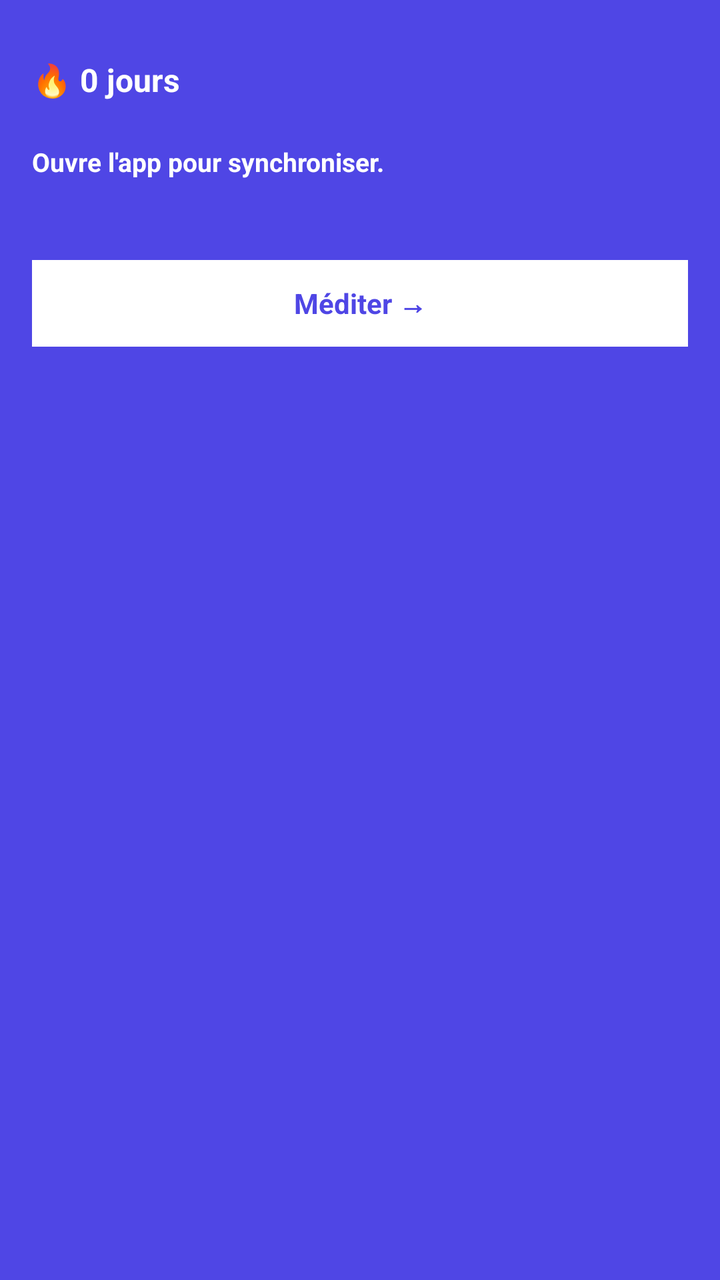
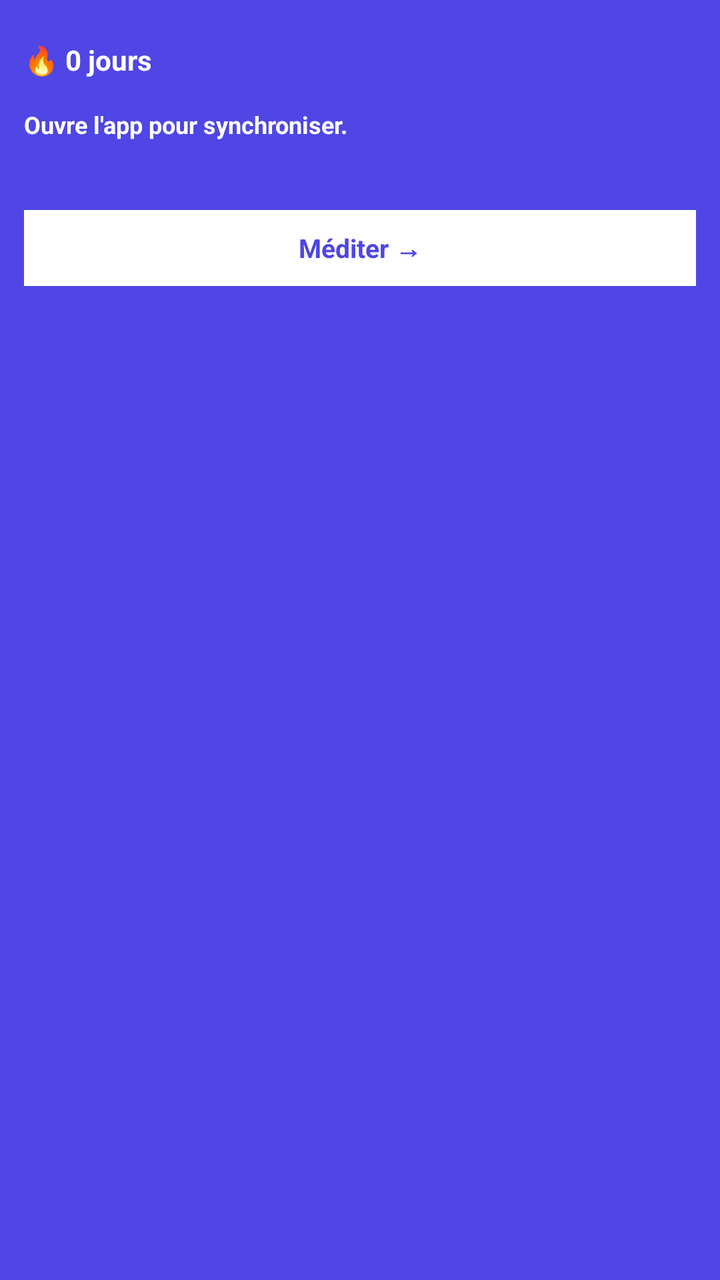

Before-and-after screenshots of an Android layout around one commit, followed by the original layout XML and the change that was made.
<!-- AndroidManifest.xml: application theme AppTheme -->
<!-- res/layout/widget_manna.xml -->
<?xml version="1.0" encoding="utf-8"?>

<LinearLayout xmlns:android="http://schemas.android.com/apk/res/android"
    android:id="@+id/widgetContainer"
    android:layout_width="match_parent"
    android:layout_height="wrap_content"
    android:orientation="vertical"
    android:padding="16dp"
    android:background="#4F46E5"
    android:clipToPadding="false"
    android:clipChildren="false">

    
    <LinearLayout
        android:layout_width="match_parent"
        android:layout_height="wrap_content"
        android:orientation="horizontal"
        android:gravity="center_vertical"
        android:paddingBottom="8dp">

        <TextView
            android:id="@+id/widgetStreak"
            android:layout_width="0dp"
            android:layout_height="wrap_content"
            android:layout_weight="1"
            android:text="🔥 0 jours"
            android:textColor="#FFFFFF"
            android:textSize="16sp"
            android:textStyle="bold" />

        <ImageView
            android:id="@+id/widgetMannyIcon"
            android:layout_width="48dp"
            android:layout_height="48dp"
            android:src="@drawable/manny_neutral"
            android:contentDescription="MannaDaily mascot"
            android:layout_marginStart="8dp" />
    </LinearLayout>

    
    <TextView
        android:id="@+id/widgetMessage"
        android:layout_width="match_parent"
        android:layout_height="wrap_content"
        android:text="Ouvre l'app pour synchroniser."
        android:textColor="#FFFFFF"
        android:textSize="13sp"
        android:textStyle="bold"
        android:paddingBottom="8dp" />

    
    <TextView
        android:id="@+id/widgetVerse"
        android:layout_width="match_parent"
        android:layout_height="wrap_content"
        android:text=""
        android:textColor="#E0E7FF"
        android:textSize="12sp"
        android:maxLines="2"
        android:ellipsize="end"
        android:paddingBottom="12dp" />

    
    <TextView
        android:id="@+id/widgetMeditateButton"
        android:layout_width="match_parent"
        android:layout_height="wrap_content"
        android:background="#FFFFFF"
        android:text="Méditer →"
        android:textColor="#4F46E5"
        android:textAlignment="center"
        android:textStyle="bold"
        android:textSize="14sp"
        android:padding="12dp"
        android:layout_marginTop="4dp"
        android:clickable="true"
        android:focusable="true" />

</LinearLayout>
<!-- resources referenced by this layout -->
<resources>
  <!-- drawable manny_neutral: png bitmap (drawable, 21402 bytes) -->
  <style name="AppTheme" parent="Theme.AppCompat.Light.DarkActionBar">
          
          <item name="colorPrimary">@color/colorPrimary</item>
          <item name="colorPrimaryDark">@color/colorPrimaryDark</item>
          <item name="colorAccent">@color/colorAccent</item>
      </style>
</resources>

<!-- the commit's change to res/layout/widget_manna.xml (unified diff, before → after) -->
@@ -5,7 +5,7 @@
     android:layout_width="match_parent"
     android:layout_height="wrap_content"
     android:orientation="vertical"
-    android:padding="16dp"
+    android:padding="12dp"
     android:background="#4F46E5"
     android:clipToPadding="false"
     android:clipChildren="false">
@@ -16,7 +16,7 @@
         android:layout_height="wrap_content"
         android:orientation="horizontal"
         android:gravity="center_vertical"
-        android:paddingBottom="8dp">
+        android:paddingBottom="6dp">
 
         <TextView
             android:id="@+id/widgetStreak"
@@ -25,16 +25,16 @@
             android:layout_weight="1"
             android:text="🔥 0 jours"
             android:textColor="#FFFFFF"
-            android:textSize="16sp"
+            android:textSize="14sp"
             android:textStyle="bold" />
 
         <ImageView
             android:id="@+id/widgetMannyIcon"
-            android:layout_width="48dp"
-            android:layout_height="48dp"
+            android:layout_width="36dp"
+            android:layout_height="36dp"
             android:src="@drawable/manny_neutral"
             android:contentDescription="MannaDaily mascot"
-            android:layout_marginStart="8dp" />
+            android:layout_marginStart="6dp" />
     </LinearLayout>
 
     
@@ -44,9 +44,9 @@
         android:layout_height="wrap_content"
         android:text="Ouvre l'app pour synchroniser."
         android:textColor="#FFFFFF"
-        android:textSize="13sp"
+        android:textSize="12sp"
         android:textStyle="bold"
-        android:paddingBottom="8dp" />
+        android:paddingBottom="6dp" />
 
     
     <TextView
@@ -55,10 +55,10 @@
         android:layout_height="wrap_content"
         android:text=""
         android:textColor="#E0E7FF"
-        android:textSize="12sp"
+        android:textSize="11sp"
         android:maxLines="2"
         android:ellipsize="end"
-        android:paddingBottom="12dp" />
+        android:paddingBottom="10dp" />
 
     
     <TextView
@@ -70,8 +70,8 @@
         android:textColor="#4F46E5"
         android:textAlignment="center"
         android:textStyle="bold"
-        android:textSize="14sp"
-        android:padding="12dp"
+        android:textSize="13sp"
+        android:padding="10dp"
         android:layout_marginTop="4dp"
         android:clickable="true"
         android:focusable="true" />
